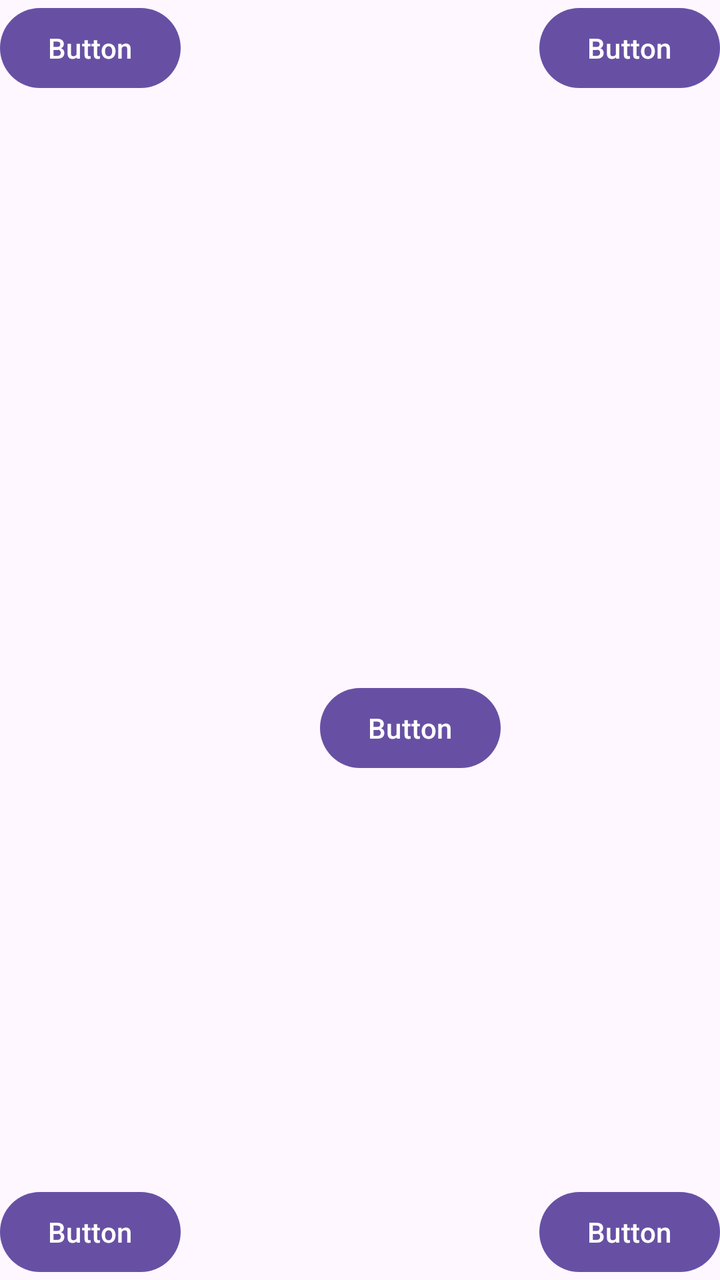
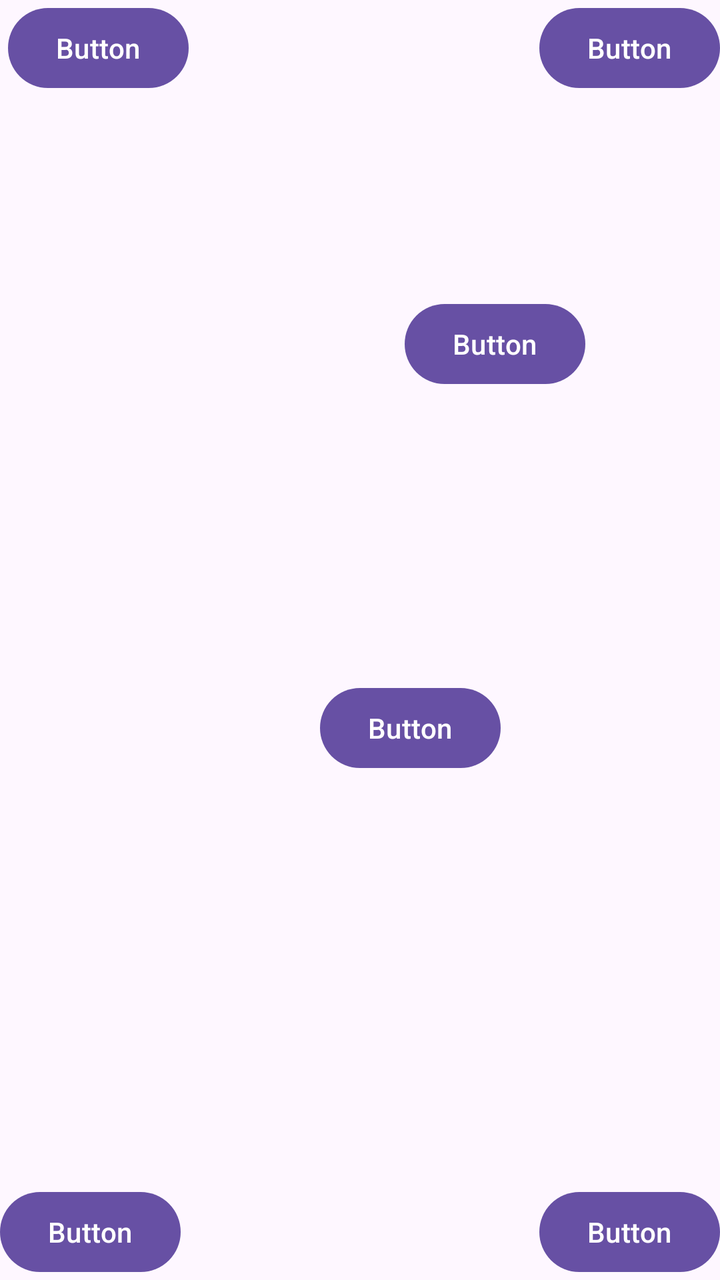

An Android layout rendered at two revisions. The XML below is the earlier revision; the diff shows what the commit changed to produce the second picture.
<!-- AndroidManifest.xml: application theme Theme.Constrain1 -->
<!-- res/layout/activity_main.xml -->
<?xml version="1.0" encoding="utf-8"?>
<androidx.constraintlayout.widget.ConstraintLayout xmlns:android="http://schemas.android.com/apk/res/android"
    xmlns:app="http://schemas.android.com/apk/res-auto"
    xmlns:tools="http://schemas.android.com/tools"
    android:id="@+id/main"
    android:layout_width="match_parent"
    android:layout_height="match_parent"
    tools:context=".MainActivity">


    <Button
        android:id="@+id/button"
        android:layout_width="wrap_content"
        android:layout_height="wrap_content"
        android:text="Button"
        app:layout_constraintStart_toStartOf="parent"
        tools:layout_editor_absoluteY="-2dp" />

    <Button
        android:id="@+id/button2"
        android:layout_width="wrap_content"
        android:layout_height="wrap_content"
        android:text="Button"
        app:layout_constraintEnd_toEndOf="parent"
        app:layout_constraintTop_toTopOf="parent" />

    <Button
        android:id="@+id/button3"
        android:layout_width="wrap_content"
        android:layout_height="wrap_content"
        android:text="Button"
        app:layout_constraintBottom_toBottomOf="parent"
        app:layout_constraintStart_toStartOf="parent" />

    <Button
        android:id="@+id/button4"
        android:layout_width="wrap_content"
        android:layout_height="wrap_content"
        android:text="Button"
        app:layout_constraintBottom_toBottomOf="parent"
        app:layout_constraintEnd_toEndOf="parent" />

    <Button
        android:id="@+id/button5"
        android:layout_width="wrap_content"
        android:layout_height="wrap_content"
        android:layout_marginStart="160dp"
        android:layout_marginTop="340dp"
        android:text="Button"
        app:layout_constraintStart_toStartOf="parent"
        app:layout_constraintTop_toTopOf="parent" />
</androidx.constraintlayout.widget.ConstraintLayout>
<!-- resources referenced by this layout -->
<resources>
  <style name="Theme.Constrain1" parent="Base.Theme.Constrain1" />
  <style name="Base.Theme.Constrain1" parent="Theme.Material3.DayNight.NoActionBar">
          
          
      </style>
</resources>

<!-- the commit's change to res/layout/activity_main.xml (unified diff, before → after) -->
@@ -12,9 +12,10 @@
         android:id="@+id/button"
         android:layout_width="wrap_content"
         android:layout_height="wrap_content"
+        android:layout_marginStart="4dp"
         android:text="Button"
         app:layout_constraintStart_toStartOf="parent"
-        tools:layout_editor_absoluteY="-2dp" />
+        app:layout_constraintTop_toTopOf="parent" />
 
     <Button
         android:id="@+id/button2"
@@ -49,4 +50,18 @@
         android:text="Button"
         app:layout_constraintStart_toStartOf="parent"
         app:layout_constraintTop_toTopOf="parent" />
+
+    <Button
+        android:id="@+id/button10"
+        android:layout_width="wrap_content"
+        android:layout_height="wrap_content"
+        android:text="Button"
+        app:layout_constraintBottom_toBottomOf="parent"
+        app:layout_constraintEnd_toEndOf="parent"
+        app:layout_constraintHorizontal_bias="0.75"
+        app:layout_constraintStart_toStartOf="parent"
+        app:layout_constraintTop_toTopOf="parent"
+        app:layout_constraintVertical_bias="0.25" />
+
+
 </androidx.constraintlayout.widget.ConstraintLayout>
